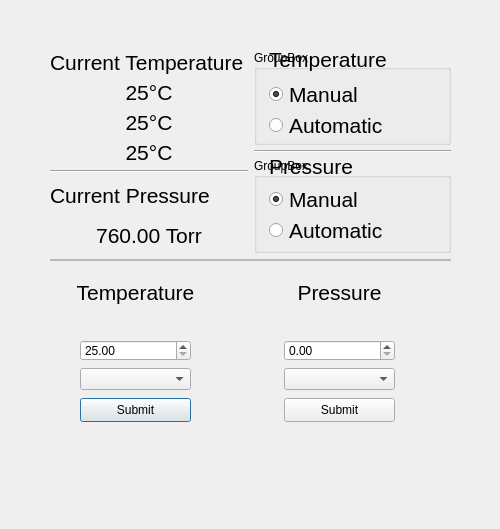
First picture: the form in TestDemo/DemoUI_Basic.ui, repository oliveoil222/ThermoGen, before the edit.
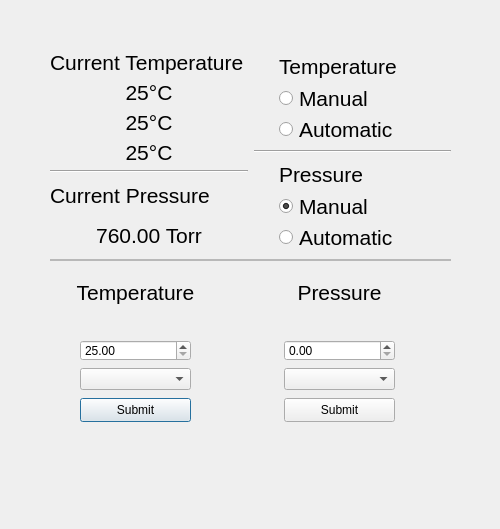
Second picture: the form after the edit.

Patch:
```diff
--- a/TestDemo/DemoUI_Basic.ui
+++ b/TestDemo/DemoUI_Basic.ui
@@ -166,19 +166,6 @@
            <number>5</number>
           </property>
           <item>
-           <widget class="QGroupBox" name="tempAutoManualGroup">
-            <property name="title">
-             <string>GroupBox</string>
-            </property>
-            <widget class="QWidget" name="layoutWidget">
-             <property name="geometry">
-              <rect>
-               <x>-10</x>
-               <y>-10</y>
-               <width>192</width>
-               <height>101</height>
-              </rect>
-             </property>
              <layout class="QVBoxLayout" name="AutoManualToggleTempVertLayout">
               <property name="spacing">
                <number>0</number>
@@ -226,8 +213,6 @@
                </widget>
               </item>
              </layout>
-            </widget>
-           </widget>
           </item>
           <item>
            <widget class="Line" name="line_2">
@@ -237,19 +222,6 @@
            </widget>
           </item>
           <item>
-           <widget class="QGroupBox" name="pressureAutoManualGroup">
-            <property name="title">
-             <string>GroupBox</string>
-            </property>
-            <widget class="QWidget" name="layoutWidget">
-             <property name="geometry">
-              <rect>
-               <x>-10</x>
-               <y>-10</y>
-               <width>192</width>
-               <height>98</height>
-              </rect>
-             </property>
              <layout class="QVBoxLayout" name="AutoManualTogglePressureVertLayout">
               <property name="spacing">
                <number>0</number>
@@ -303,8 +275,6 @@
                </widget>
               </item>
              </layout>
-            </widget>
-           </widget>
           </item>
          </layout>
         </item>
```
Lines whose indentation alone changed are shown as unchanged.
